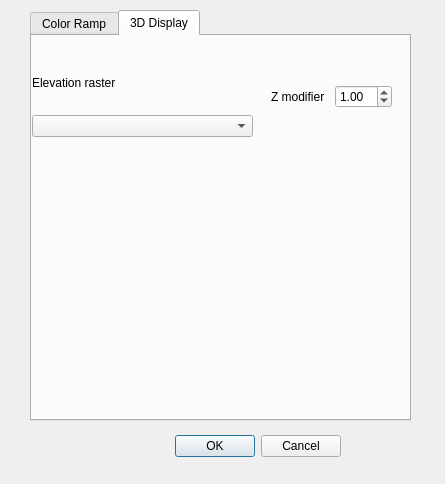
First picture: the form in cassandra/uis/RasterConfigurator.ui, repository xrubio/pandora, before the edit.
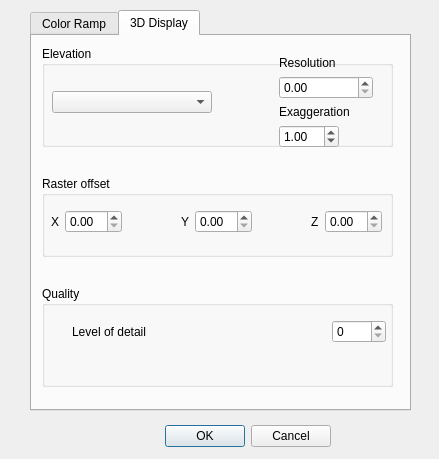
Second picture: the form after the edit.

Patch:
```diff
--- a/cassandra/uis/RasterConfigurator.ui
+++ b/cassandra/uis/RasterConfigurator.ui
@@ -9,8 +9,8 @@
    <rect>
     <x>0</x>
     <y>0</y>
-    <width>445</width>
-    <height>484</height>
+    <width>439</width>
+    <height>459</height>
    </rect>
   </property>
   <property name="windowTitle">
@@ -19,8 +19,8 @@
   <widget class="QDialogButtonBox" name="buttonBox">
    <property name="geometry">
     <rect>
-     <x>120</x>
-     <y>430</y>
+     <x>110</x>
+     <y>420</y>
      <width>221</width>
      <height>32</height>
     </rect>
@@ -38,7 +38,7 @@
      <x>30</x>
      <y>10</y>
      <width>381</width>
-     <height>411</height>
+     <height>401</height>
     </rect>
    </property>
    <property name="currentIndex">
@@ -86,39 +86,71 @@
     <attribute name="title">
      <string>3D Display</string>
     </attribute>
-    <widget class="QWidget" name="verticalLayoutWidget_2">
+    <widget class="QGroupBox" name="groupBox">
      <property name="geometry">
       <rect>
-       <x>0</x>
-       <y>20</y>
-       <width>221</width>
-       <height>81</height>
+       <x>10</x>
+       <y>10</y>
+       <width>351</width>
+       <height>101</height>
       </rect>
      </property>
-     <layout class="QVBoxLayout" name="verticalLayout">
+     <property name="title">
+      <string>Elevation</string>
+     </property>
+     <widget class="QWidget" name="horizontalLayoutWidget_3">
+      <property name="geometry">
+       <rect>
+        <x>10</x>
+        <y>10</y>
+        <width>321</width>
+        <height>92</height>
+       </rect>
+      </property>
+      <layout class="QHBoxLayout" name="horizontalLayout_3">
       <item>
-       <widget class="QLabel" name="label">
+        <widget class="QComboBox" name="elevationRaster">
+         <property name="minimumSize">
+          <size>
+           <width>160</width>
+           <height>0</height>
+          </size>
+         </property>
+        </widget>
+       </item>
+       <item>
+        <spacer name="horizontalSpacer">
+         <property name="orientation">
+          <enum>Qt::Horizontal</enum>
+         </property>
+         <property name="sizeHint" stdset="0">
+          <size>
+           <width>40</width>
+           <height>20</height>
+          </size>
+         </property>
+        </spacer>
+       </item>
+       <item>
+        <layout class="QVBoxLayout" name="verticalLayout_2">
+         <item>
+          <widget class="QLabel" name="label_4">
         <property name="text">
-         <string>Elevation raster</string>
+            <string>Resolution</string>
         </property>
        </widget>
       </item>
       <item>
-       <widget class="QComboBox" name="elevationRaster"/>
-      </item>
-     </layout>
-    </widget>
-    <widget class="QWidget" name="horizontalLayoutWidget_2">
-     <property name="geometry">
-      <rect>
-       <x>239</x>
-       <y>20</y>
-       <width>121</width>
-       <height>81</height>
-      </rect>
-     </property>
-     <layout class="QHBoxLayout" name="horizontalLayout_2">
-      <item>
+          <widget class="QDoubleSpinBox" name="cellResolution">
+           <property name="decimals">
+            <number>2</number>
+           </property>
+           <property name="maximum">
+            <double>100000.000000000000000</double>
+           </property>
+          </widget>
+         </item>
+         <item alignment="Qt::AlignVCenter">
        <widget class="QLabel" name="label_2">
         <property name="minimumSize">
          <size>
@@ -133,7 +165,7 @@
          </size>
         </property>
         <property name="text">
-         <string>Z modifier</string>
+            <string>Exaggeration</string>
         </property>
        </widget>
       </item>
@@ -154,6 +186,146 @@
        </widget>
       </item>
      </layout>
+       </item>
+      </layout>
+     </widget>
+    </widget>
+    <widget class="QGroupBox" name="groupBox_2">
+     <property name="geometry">
+      <rect>
+       <x>10</x>
+       <y>250</y>
+       <width>351</width>
+       <height>101</height>
+      </rect>
+     </property>
+     <property name="title">
+      <string>Quality</string>
+     </property>
+     <widget class="QWidget" name="layoutWidget">
+      <property name="geometry">
+       <rect>
+        <x>30</x>
+        <y>20</y>
+        <width>314</width>
+        <height>51</height>
+       </rect>
+      </property>
+      <layout class="QGridLayout" name="gridLayout">
+       <item row="0" column="1">
+        <layout class="QHBoxLayout" name="horizontalLayout_2">
+         <item>
+          <widget class="QLabel" name="label">
+           <property name="text">
+            <string>Level of detail</string>
+           </property>
+          </widget>
+         </item>
+         <item>
+          <spacer name="horizontalSpacer_2">
+           <property name="orientation">
+            <enum>Qt::Horizontal</enum>
+           </property>
+           <property name="sizeHint" stdset="0">
+            <size>
+             <width>40</width>
+             <height>20</height>
+            </size>
+           </property>
+          </spacer>
+         </item>
+         <item>
+          <widget class="QSpinBox" name="levelOfDetail">
+           <property name="maximum">
+            <number>1000</number>
+           </property>
+          </widget>
+         </item>
+        </layout>
+       </item>
+      </layout>
+     </widget>
+    </widget>
+    <widget class="QGroupBox" name="groupBox_3">
+     <property name="geometry">
+      <rect>
+       <x>10</x>
+       <y>140</y>
+       <width>351</width>
+       <height>81</height>
+      </rect>
+     </property>
+     <property name="title">
+      <string>Raster offset</string>
+     </property>
+     <widget class="QWidget" name="horizontalLayoutWidget_2">
+      <property name="geometry">
+       <rect>
+        <x>9</x>
+        <y>30</y>
+        <width>331</width>
+        <height>31</height>
+       </rect>
+      </property>
+      <layout class="QHBoxLayout" name="horizontalLayout_4">
+       <item>
+        <widget class="QLabel" name="label_5">
+         <property name="text">
+          <string>X</string>
+         </property>
+        </widget>
+       </item>
+       <item>
+        <widget class="QDoubleSpinBox" name="xOffset"/>
+       </item>
+       <item>
+        <spacer name="horizontalSpacer_3">
+         <property name="orientation">
+          <enum>Qt::Horizontal</enum>
+         </property>
+         <property name="sizeHint" stdset="0">
+          <size>
+           <width>40</width>
+           <height>20</height>
+          </size>
+         </property>
+        </spacer>
+       </item>
+       <item>
+        <widget class="QLabel" name="label_6">
+         <property name="text">
+          <string>Y</string>
+         </property>
+        </widget>
+       </item>
+       <item>
+        <widget class="QDoubleSpinBox" name="yOffset"/>
+       </item>
+       <item>
+        <spacer name="horizontalSpacer_5">
+         <property name="orientation">
+          <enum>Qt::Horizontal</enum>
+         </property>
+         <property name="sizeHint" stdset="0">
+          <size>
+           <width>40</width>
+           <height>20</height>
+          </size>
+         </property>
+        </spacer>
+       </item>
+       <item>
+        <widget class="QLabel" name="label_7">
+         <property name="text">
+          <string>Z</string>
+         </property>
+        </widget>
+       </item>
+       <item>
+        <widget class="QDoubleSpinBox" name="zOffset"/>
+       </item>
+      </layout>
+     </widget>
     </widget>
    </widget>
   </widget>
```
Left out of the diff: 6 changed lines with no effect on the pictures. Lines whose indentation alone changed are shown as unchanged.
